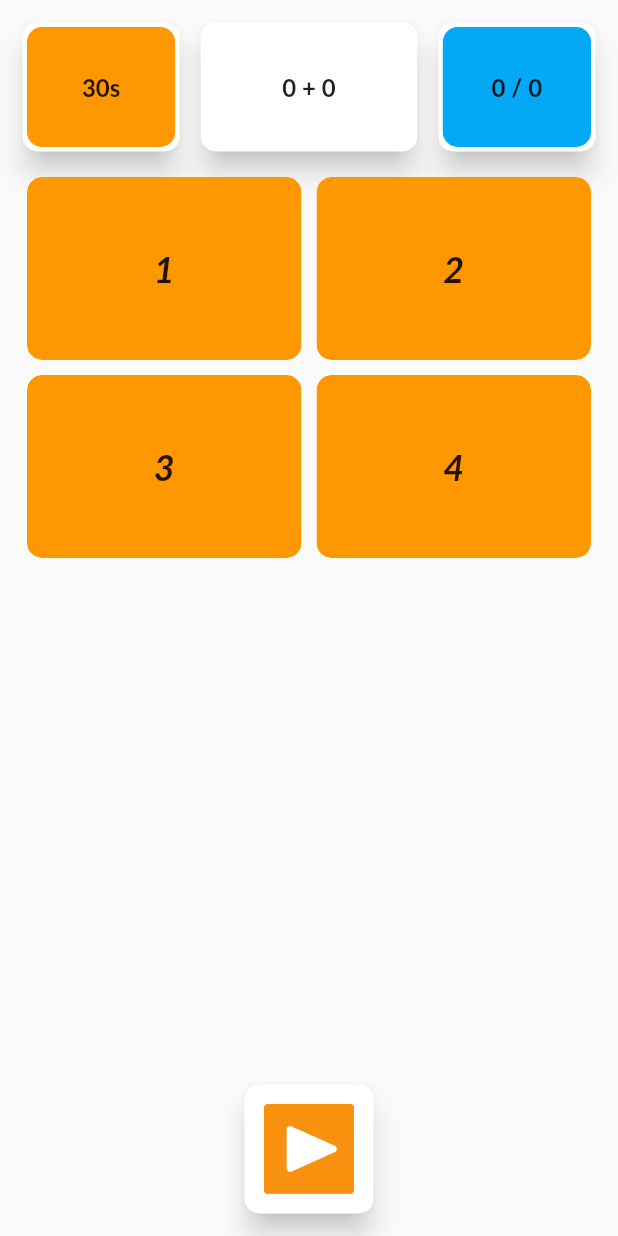
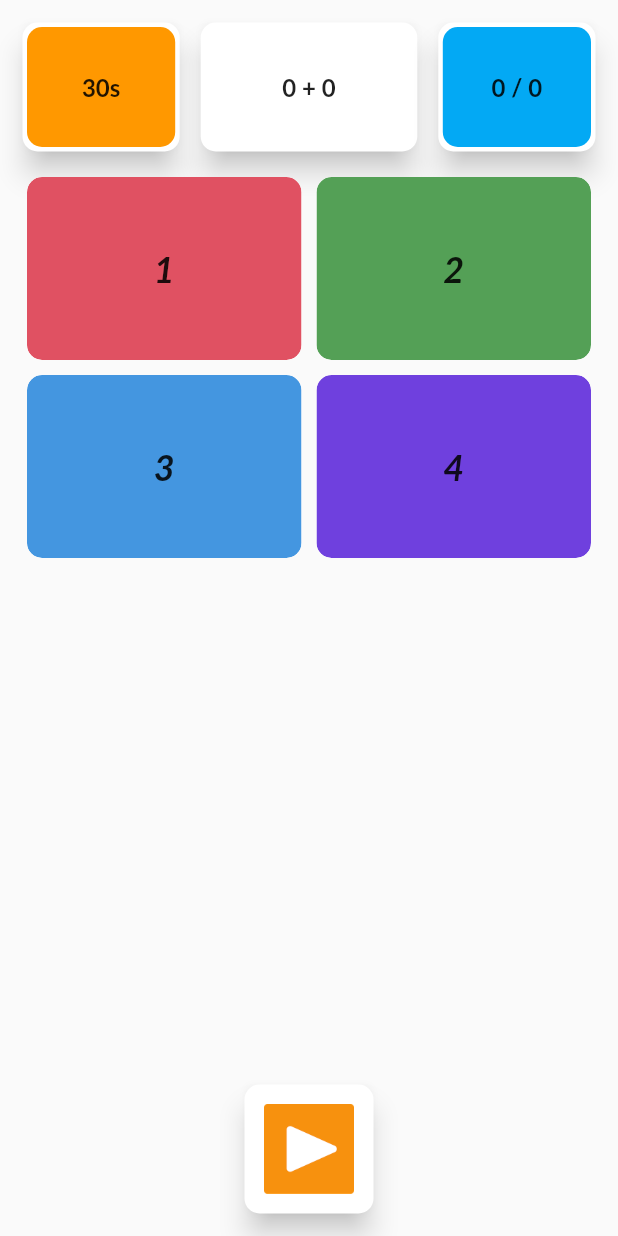
Before and after one commit to offlineprogrammer/brain_trainer_flutter, a Flutter app: the GameScreen screen opened directly, on a phone screen of 412 x 824 dp. Run offline on Flutter 3.47's test engine with Material 2 defaults, Android fonts, the phone set to English and light mode, and no system bars; our stand-ins replace firebase_auth, firebase_core, sign_in_with_apple; accounts and stored records are empty; Roboto replaces fonts that are missing (Lato).

Commit message:
Background color

```diff
--- a/lib/widgets/answer_item.dart
+++ b/lib/widgets/answer_item.dart
@@ -4,8 +4,16 @@ import 'package:provider/provider.dart';
 
 class AnswerItem extends StatelessWidget {
   final Answer answer;
+  final int index;
 
-  const AnswerItem({Key key, this.answer}) : super(key: key);
+  static const _answercolot = [
+    Color.fromRGBO(224, 81, 98, 1),
+    Color.fromRGBO(84, 160, 86, 1),
+    Color.fromRGBO(68, 150, 224, 1),
+    Color.fromRGBO(111, 64, 222, 1),
+  ];
+
+  const AnswerItem({Key key, this.answer, this.index}) : super(key: key);
 
   @override
   Widget build(BuildContext context) {
@@ -20,7 +28,7 @@ class AnswerItem extends StatelessWidget {
           child: Container(
             decoration: BoxDecoration(
               borderRadius: BorderRadius.circular(10),
-              color: Color.fromRGBO(255, 152, 0, 1),
+              color: _answercolot[this.index],
               boxShadow: [
                 BoxShadow(color: Colors.white, spreadRadius: 3),
               ],
--- a/lib/widgets/answers_grid.dart
+++ b/lib/widgets/answers_grid.dart
@@ -20,6 +20,7 @@ class AnswersGrid extends StatelessWidget {
         itemBuilder: (BuildContext context, int index) {
           return AnswerItem(
             answer: answers[index],
+            index: index,
           );
         });
   }
```
